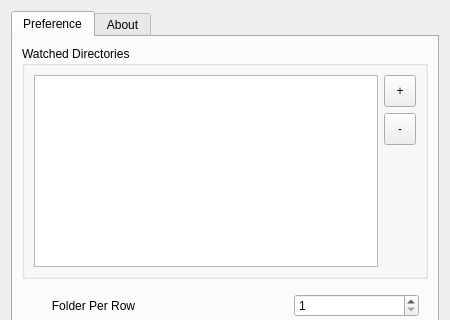
First picture: the form in widgets/smartdirsettingwidget.ui, repository SeptemberHX/dde-smart-dir, before the edit; both pictures show x 0 to 450 and y 0 to 320 of the 450 by 530 pixel window.
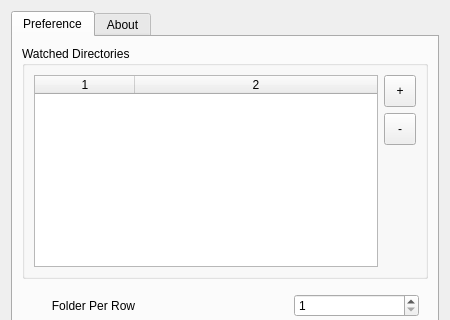
Second picture: the form after the edit.

The edit to the form file:
```diff
--- a/widgets/smartdirsettingwidget.ui
+++ b/widgets/smartdirsettingwidget.ui
@@ -46,10 +46,27 @@
            <widget class="QWidget" name="widget" native="true">
             <layout class="QHBoxLayout" name="horizontalLayout">
              <item>
-              <widget class="QListWidget" name="listWidget">
+              <widget class="QTableWidget" name="tableWidget">
                <property name="editTriggers">
                 <set>QAbstractItemView::NoEditTriggers</set>
                </property>
+               <property name="selectionMode">
+                <enum>QAbstractItemView::SingleSelection</enum>
+               </property>
+               <property name="selectionBehavior">
+                <enum>QAbstractItemView::SelectRows</enum>
+               </property>
+               <property name="columnCount">
+                <number>2</number>
+               </property>
+               <attribute name="horizontalHeaderStretchLastSection">
+                <bool>true</bool>
+               </attribute>
+               <attribute name="verticalHeaderVisible">
+                <bool>false</bool>
+               </attribute>
+               <column/>
+               <column/>
               </widget>
              </item>
              <item>
```
